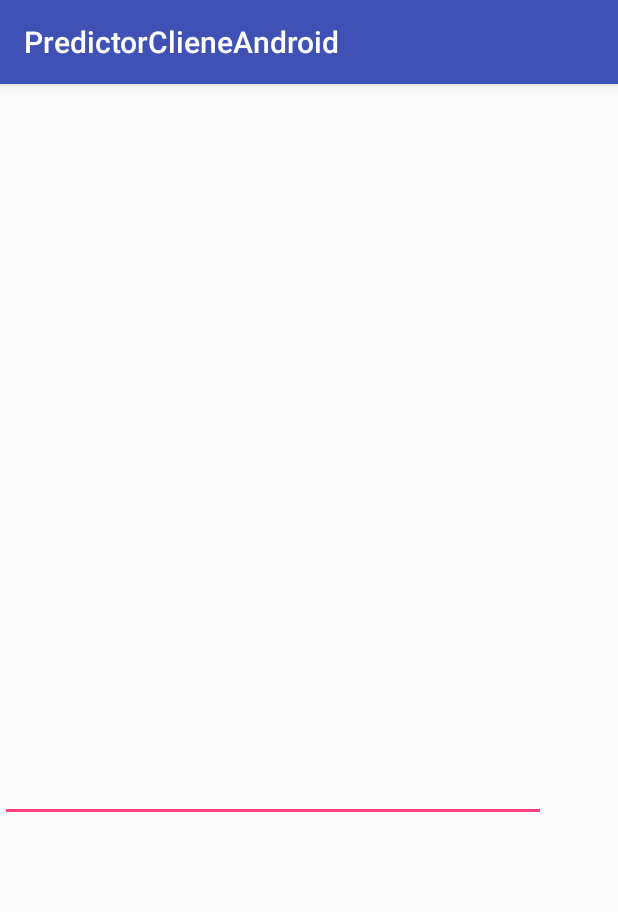
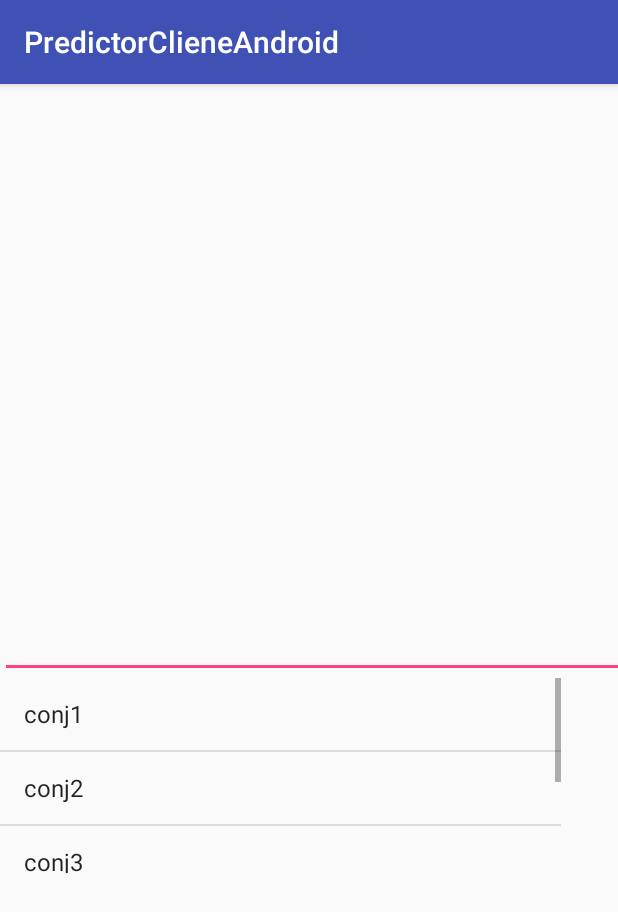
Before and after one commit to jserrape/GestorTextoPredictivoAndroid, an Android app: the Interfaz_escrituraActivity screen opened directly, with no data from a screen before it, on a phone screen of 412 x 824 dp. Shown: the top 912 px of the screen. Run offline under Robolectric (Android 15) with nearby library versions, the phone set to English and light mode, and no system bars.

```diff
--- a/app/src/main/java/clienteandroid/app/jcsp0003/com/predictorclieneandroid/ConjuntosActivity.java
+++ b/app/src/main/java/clienteandroid/app/jcsp0003/com/predictorclieneandroid/ConjuntosActivity.java
@@ -14,7 +14,6 @@ import android.widget.Toast;
 public class ConjuntosActivity extends AppCompatActivity implements AdapterView.OnItemClickListener{
 
     ListView lst;
-
     String[] conjuntos={"conj1","conj2","conj3","conj4","conj5"};
 
     @Override
--- a/app/src/main/java/clienteandroid/app/jcsp0003/com/predictorclieneandroid/Interfaz_escrituraActivity.java
+++ b/app/src/main/java/clienteandroid/app/jcsp0003/com/predictorclieneandroid/Interfaz_escrituraActivity.java
@@ -2,12 +2,60 @@ package clienteandroid.app.jcsp0003.com.predictorclieneandroid;
 
 import android.support.v7.app.AppCompatActivity;
 import android.os.Bundle;
+import android.support.v7.widget.PopupMenu;
+import android.text.Editable;
+import android.text.TextWatcher;
+import android.view.MenuItem;
+import android.view.View;
+import android.widget.AdapterView;
+import android.widget.ArrayAdapter;
+import android.widget.EditText;
+import android.widget.ListView;
+import android.widget.TextView;
+import android.widget.Toast;
 
-public class Interfaz_escrituraActivity extends AppCompatActivity {
+public class Interfaz_escrituraActivity extends AppCompatActivity implements AdapterView.OnItemClickListener {
+
+    private EditText edittext;
+    ListView lst;
+    String[] conjuntos={"conj1","conj2","conj3","conj4","conj5"};
 
     @Override
     protected void onCreate(Bundle savedInstanceState) {
         super.onCreate(savedInstanceState);
         setContentView(R.layout.activity_interfaz_escritura);
+
+        lst=findViewById(R.id.listvw);
+        ArrayAdapter<String> arrayAdapter=new ArrayAdapter<String>(this,android.R.layout.simple_list_item_1,conjuntos);
+        lst.setAdapter(arrayAdapter);
+        lst.setOnItemClickListener(this);
+
+        edittext = (EditText) findViewById(R.id.editText);
+        edittext.addTextChangedListener(new TextWatcher() {
+            @Override
+            public void onTextChanged(CharSequence s, int start, int before, int count) {
+
+            }
+
+            @Override
+            public void beforeTextChanged(CharSequence s, int start, int count, int after) {
+
+            }
+
+            @Override
+            public void afterTextChanged(Editable s) {
+                //Toast toast = Toast.makeText(getApplicationContext(), "Hello toast!", Toast.LENGTH_SHORT);
+                //toast.show();
+            }
+        });
+    }
+
+    @Override
+    public void onItemClick(AdapterView<?> adapterView, View view, int i, long l) {
+        Toast toast = Toast.makeText(getApplicationContext(), edittext.getText(), Toast.LENGTH_SHORT);
+        toast.show();
+        TextView tv=(TextView)view;
+        String text=edittext.getText().toString()+tv.getText();
+        edittext.setText(text);
     }
 }
--- a/app/src/main/res/layout/activity_interfaz_escritura.xml
+++ b/app/src/main/res/layout/activity_interfaz_escritura.xml
@@ -8,13 +8,18 @@
 
     <EditText
         android:id="@+id/editText"
-        android:layout_width="364dp"
-        android:layout_height="492dp"
+        android:layout_width="417dp"
+        android:layout_height="396dp"
         android:autoText="true"
         android:ems="10"
         android:gravity="top"
         android:inputType="textMultiLine"
-        tools:layout_editor_absoluteX="8dp"
-        tools:layout_editor_absoluteY="8dp" />
+        tools:layout_editor_absoluteY="3dp" />
+
+    <ListView
+        android:id="@+id/listvw"
+        android:layout_width="374dp"
+        android:layout_height="130dp"
+        app:layout_constraintTop_toBottomOf="@+id/editText" />
 
 </android.support.constraint.ConstraintLayout>
```
